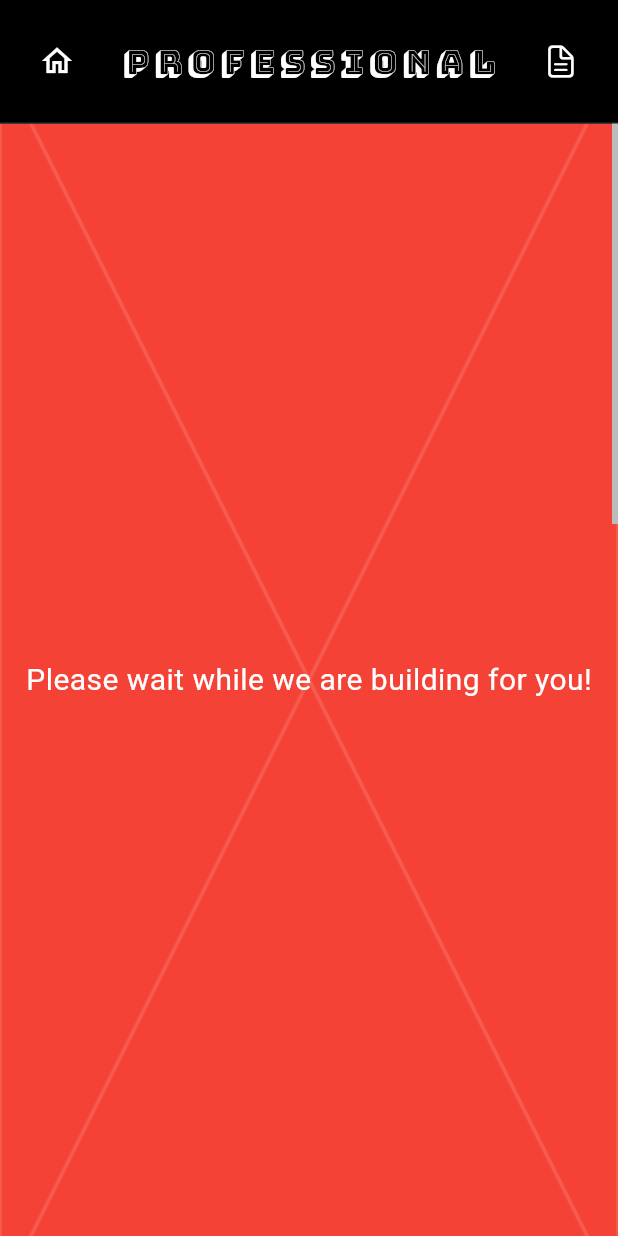
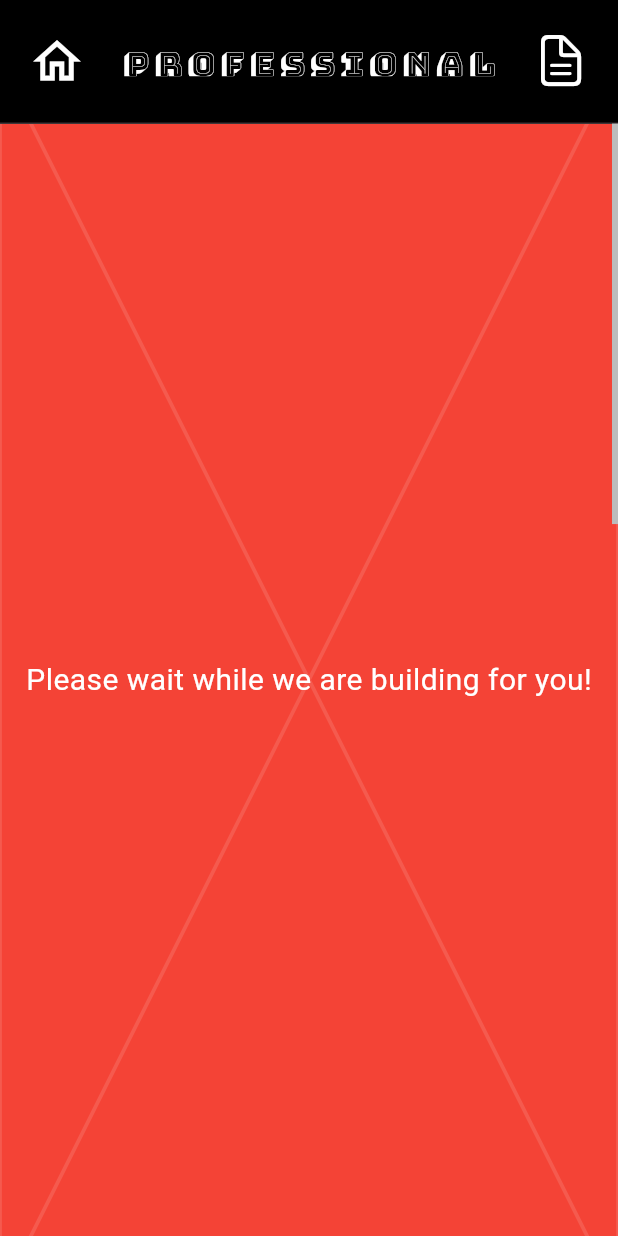
Before and after one commit to siva-ratnakar/home_page, a Flutter app: the ProfessionalPage screen opened by its route, on a phone screen of 412 x 824 dp. Run offline on Flutter 3.47's test engine with Material 3 defaults, Android fonts, the phone set to English and light mode, and no system bars; our stand-ins replace flutter_animate, go_router.

Commit message:
increase professional page icon size
also, update resume

```diff
--- a/lib/constants/constants.dart
+++ b/lib/constants/constants.dart
@@ -21,7 +21,7 @@ class Constants {
 
   // Professional page related constants
   static const String siteProfessionalTitleFontFamily = 'BungeeShade';
-  static const String resumePathName = 'CV_Siva_Ratnakar.pdf';
+  static const String resumePathName = 'Siva_CV.pdf';
 
   // Home Life component related constants
   static const lifeFrontImagePath = 'images/life_front.png';
--- a/lib/professional/src/header.dart
+++ b/lib/professional/src/header.dart
@@ -4,6 +4,7 @@ class ProfessionalHeader extends StatelessWidget {
   const ProfessionalHeader({super.key});
 
   final _iconColor = Colors.white;
+  final _iconSize = 38.0;
   final _iconButtonPadding = EdgeInsets.zero;
 
   @override
@@ -18,6 +19,7 @@ class ProfessionalHeader extends StatelessWidget {
           Expanded(
             child: Padding(
               padding: const EdgeInsets.all(8.0),
+              // padding: EdgeInsets.zero,
               child: Row(
                 mainAxisAlignment: MainAxisAlignment.spaceBetween,
                 crossAxisAlignment: CrossAxisAlignment.center,
@@ -28,6 +30,7 @@ class ProfessionalHeader extends StatelessWidget {
                       padding: _iconButtonPadding,
                       icon: const Icon(Icons.home_outlined),
                       color: _iconColor,
+                      iconSize: _iconSize,
                       tooltip: 'Go Home!',
                     ),
                   ),
@@ -36,8 +39,9 @@ class ProfessionalHeader extends StatelessWidget {
                     child: Padding(
                       padding: const EdgeInsets.all(8),
                       child: FittedBox(
+                        // TODO(immadisairaj): adjust sizes once font is fixed
                         child: SizedBox(
-                          height: 60,
+                          height: 53,
                           width: 680,
                           child: Center(
                             child: DefaultTextStyle(
@@ -68,6 +72,7 @@ class ProfessionalHeader extends StatelessWidget {
                       },
                       padding: _iconButtonPadding,
                       icon: const Icon(CupertinoIcons.doc_text),
+                      iconSize: _iconSize,
                       color: _iconColor,
                       tooltip: 'View CV/Resumé',
                     ),
@@ -97,6 +102,7 @@ class TitleIconButtonWrapper extends StatelessWidget {
       flex: 0,
       fit: FlexFit.loose,
       child: FittedBox(
+        // TODO(immadisairaj): adjust sizes once font is fixed
         child: SizedBox(
           height: 60,
           width: 60,
```
Also changed, not shown: 2 other files.
